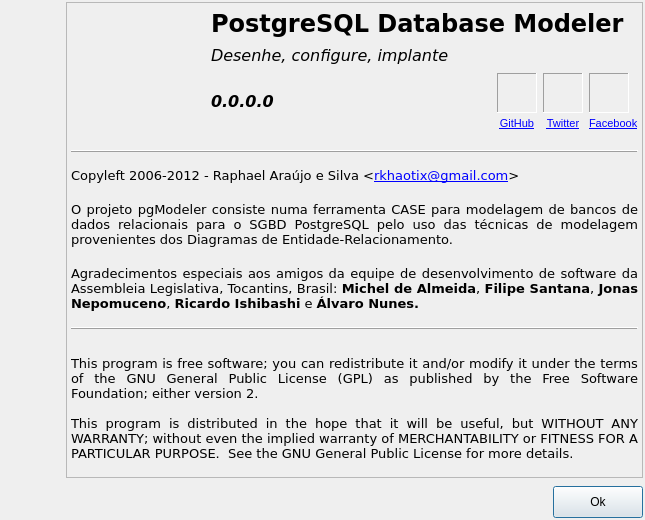
First picture: the form in libpgmodeler_ui/ui/formsobre.ui, repository pgmodeler/pgmodeler, before the edit.
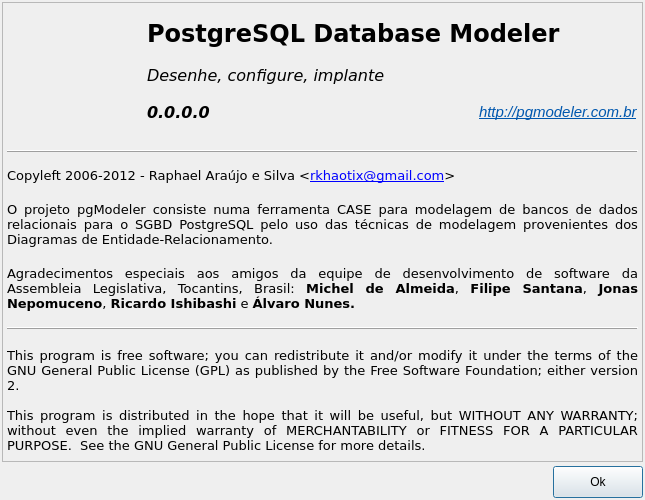
Second picture: the form after the edit. Icons and pictures are not drawn.

The edit to the form file:
```diff
--- a/libpgmodeler_ui/ui/formsobre.ui
+++ b/libpgmodeler_ui/ui/formsobre.ui
@@ -10,7 +10,7 @@
     <x>0</x>
     <y>0</y>
     <width>645</width>
-    <height>520</height>
+    <height>500</height>
    </rect>
   </property>
   <property name="sizePolicy">
@@ -22,13 +22,13 @@
   <property name="minimumSize">
    <size>
     <width>645</width>
-    <height>520</height>
+    <height>500</height>
    </size>
   </property>
   <property name="maximumSize">
    <size>
     <width>645</width>
-    <height>520</height>
+    <height>500</height>
    </size>
   </property>
   <property name="windowTitle">
@@ -45,104 +45,7 @@
    <property name="spacing">
     <number>4</number>
    </property>
-   <item row="0" column="0" rowspan="3">
-    <widget class="QWidget" name="imgmeio_wgt" native="true">
-     <property name="minimumSize">
-      <size>
-       <width>48</width>
-       <height>0</height>
-      </size>
-     </property>
-     <property name="maximumSize">
-      <size>
-       <width>60</width>
-       <height>16777215</height>
-      </size>
-     </property>
-     <property name="styleSheet">
-      <string notr="true">background-image: url(:/imagens/imagens/barra_logo_meio_cinza.png); background-repeat: repeat-y;
-border: 1px #ff00ff solid;</string>
-     </property>
-     <layout class="QVBoxLayout" name="verticalLayout">
-      <property name="spacing">
-       <number>0</number>
-      </property>
-      <property name="margin">
-       <number>0</number>
-      </property>
-      <item>
-       <widget class="QLabel" name="label_2">
-        <property name="sizePolicy">
-         <sizepolicy hsizetype="Fixed" vsizetype="Fixed">
-          <horstretch>0</horstretch>
-          <verstretch>0</verstretch>
-         </sizepolicy>
-        </property>
-        <property name="minimumSize">
-         <size>
-          <width>60</width>
-          <height>82</height>
-         </size>
-        </property>
-        <property name="maximumSize">
-         <size>
-          <width>60</width>
-          <height>82</height>
-         </size>
-        </property>
-        <property name="text">
-         <string/>
-        </property>
-        <property name="pixmap">
-         <pixmap resource="../res/resources.qrc">:/imagens/imagens/barra_logo_topo.png</pixmap>
-        </property>
-       </widget>
-      </item>
-      <item>
-       <spacer name="verticalSpacer">
-        <property name="orientation">
-         <enum>Qt::Vertical</enum>
-        </property>
-        <property name="sizeHint" stdset="0">
-         <size>
-          <width>20</width>
-          <height>362</height>
-         </size>
-        </property>
-       </spacer>
-      </item>
-      <item>
-       <widget class="QLabel" name="label_3">
-        <property name="sizePolicy">
-         <sizepolicy hsizetype="Fixed" vsizetype="Fixed">
-          <horstretch>0</horstretch>
-          <verstretch>0</verstretch>
-         </sizepolicy>
-        </property>
-        <property name="minimumSize">
-         <size>
-          <width>60</width>
-          <height>119</height>
-         </size>
-        </property>
-        <property name="maximumSize">
-         <size>
-          <width>60</width>
-          <height>119</height>
-         </size>
-        </property>
-        <property name="text">
-         <string/>
-        </property>
-        <property name="pixmap">
-         <pixmap resource="../res/resources.qrc">:/imagens/imagens/barra_logo_base.png</pixmap>
-        </property>
-       </widget>
-      </item>
-     </layout>
-    </widget>
-   </item>
-   <item row="2" column="1">
+   <item row="1" column="0">
     <layout class="QHBoxLayout" name="horizontalLayout">
      <item>
       <spacer>
@@ -185,7 +88,7 @@
      </item>
     </layout>
    </item>
-   <item row="0" column="1">
+   <item row="0" column="0">
     <widget class="QFrame" name="frame">
      <property name="sizePolicy">
       <sizepolicy hsizetype="Expanding" vsizetype="Expanding">
@@ -329,288 +232,17 @@
          </widget>
         </item>
         <item row="2" column="1">
-         <layout class="QHBoxLayout" name="horizontalLayout_2">
-          <item>
-           <layout class="QGridLayout" name="gridLayout">
-            <property name="horizontalSpacing">
-             <number>6</number>
-            </property>
-            <property name="verticalSpacing">
-             <number>4</number>
-            </property>
-            <item row="0" column="1">
-             <widget class="QLabel" name="facebook_lbl_2">
-              <property name="sizePolicy">
-               <sizepolicy hsizetype="Fixed" vsizetype="Fixed">
-                <horstretch>0</horstretch>
-                <verstretch>0</verstretch>
-               </sizepolicy>
-              </property>
-              <property name="minimumSize">
-               <size>
-                <width>40</width>
-                <height>40</height>
-               </size>
-              </property>
-              <property name="maximumSize">
-               <size>
-                <width>40</width>
-                <height>40</height>
-               </size>
-              </property>
-              <property name="toolTip">
-               <string>http://pgmodeler.github.com/pgmodeler/</string>
-              </property>
-              <property name="styleSheet">
-               <string notr="true"/>
-              </property>
-              <property name="frameShape">
-               <enum>QFrame::Panel</enum>
-              </property>
-              <property name="frameShadow">
-               <enum>QFrame::Sunken</enum>
-              </property>
-              <property name="text">
-               <string/>
-              </property>
-              <property name="pixmap">
-               <pixmap resource="../res/resources.qrc">:/imagens/imagens/github.png</pixmap>
-              </property>
-              <property name="scaledContents">
-               <bool>false</bool>
-              </property>
-              <property name="alignment">
-               <set>Qt::AlignCenter</set>
-              </property>
-              <property name="indent">
-               <number>-1</number>
-              </property>
-             </widget>
-            </item>
-            <item row="0" column="2">
-             <widget class="QLabel" name="twitter_lbl">
-              <property name="sizePolicy">
-               <sizepolicy hsizetype="Fixed" vsizetype="Fixed">
-                <horstretch>0</horstretch>
-                <verstretch>0</verstretch>
-               </sizepolicy>
-              </property>
-              <property name="minimumSize">
-               <size>
-                <width>40</width>
-                <height>40</height>
-               </size>
-              </property>
-              <property name="maximumSize">
-               <size>
-                <width>40</width>
-                <height>40</height>
-               </size>
-              </property>
-              <property name="toolTip">
-               <string>http://twitter.com/pgmodeler</string>
-              </property>
-              <property name="styleSheet">
-               <string notr="true"/>
-              </property>
-              <property name="frameShape">
-               <enum>QFrame::Panel</enum>
-              </property>
-              <property name="frameShadow">
-               <enum>QFrame::Sunken</enum>
-              </property>
-              <property name="text">
-               <string/>
-              </property>
-              <property name="pixmap">
-               <pixmap resource="../res/resources.qrc">:/imagens/imagens/twitter.png</pixmap>
-              </property>
-              <property name="scaledContents">
-               <bool>false</bool>
-              </property>
-              <property name="alignment">
-               <set>Qt::AlignCenter</set>
-              </property>
-             </widget>
-            </item>
-            <item row="0" column="3">
-             <widget class="QLabel" name="facebook_lbl">
-              <property name="sizePolicy">
-               <sizepolicy hsizetype="Fixed" vsizetype="Fixed">
-                <horstretch>0</horstretch>
-                <verstretch>0</verstretch>
-               </sizepolicy>
-              </property>
-              <property name="minimumSize">
-               <size>
-                <width>40</width>
-                <height>40</height>
-               </size>
-              </property>
-              <property name="maximumSize">
-               <size>
-                <width>40</width>
-                <height>40</height>
-               </size>
-              </property>
-              <property name="toolTip">
-               <string>http://facebook.com/pgmodeler</string>
-              </property>
-              <property name="styleSheet">
-               <string notr="true"/>
-              </property>
-              <property name="frameShape">
-               <enum>QFrame::Panel</enum>
-              </property>
-              <property name="frameShadow">
-               <enum>QFrame::Sunken</enum>
-              </property>
-              <property name="text">
-               <string/>
-              </property>
-              <property name="pixmap">
-               <pixmap resource="../res/resources.qrc">:/imagens/imagens/facebook.png</pixmap>
-              </property>
-              <property name="scaledContents">
-               <bool>false</bool>
-              </property>
-              <property name="alignment">
-               <set>Qt::AlignCenter</set>
-              </property>
-             </widget>
-            </item>
-            <item row="1" column="1">
-             <widget class="QLabel" name="label_10">
-              <property name="sizePolicy">
-               <sizepolicy hsizetype="Preferred" vsizetype="Preferred">
-                <horstretch>0</horstretch>
-                <verstretch>0</verstretch>
-               </sizepolicy>
-              </property>
-              <property name="minimumSize">
-               <size>
-                <width>0</width>
-                <height>0</height>
-               </size>
-              </property>
-              <property name="maximumSize">
-               <size>
-                <width>16777215</width>
-                <height>16777215</height>
-               </size>
-              </property>
-              <property name="font">
-               <font>
-                <pointsize>8</pointsize>
-               </font>
-              </property>
-              <property name="text">
-               <string>&lt;!DOCTYPE HTML PUBLIC &quot;-//W3C//DTD HTML 4.0//EN&quot; &quot;http://www.w3.org/TR/REC-html40/strict.dtd&quot;&gt;
-&lt;html&gt;&lt;head&gt;&lt;meta name=&quot;qrichtext&quot; content=&quot;1&quot; /&gt;&lt;style type=&quot;text/css&quot;&gt;
-p, li { white-space: pre-wrap; }
-&lt;/style&gt;&lt;/head&gt;&lt;body style=&quot; font-family:'Tahoma'; font-size:8pt; font-weight:400; font-style:normal;&quot;&gt;
-&lt;p style=&quot; margin-top:0px; margin-bottom:0px; margin-left:0px; margin-right:0px; -qt-block-indent:0; text-indent:0px;&quot;&gt;&lt;a href=&quot;http://pgmodeler.github.com/pgmodeler/&quot;&gt;&lt;span style=&quot; text-decoration: underline; color:#0000ff;&quot;&gt;GitHub&lt;/span&gt;&lt;/a&gt;&lt;/p&gt;&lt;/body&gt;&lt;/html&gt;</string>
-              </property>
-              <property name="alignment">
-               <set>Qt::AlignCenter</set>
-              </property>
-              <property name="openExternalLinks">
-               <bool>true</bool>
-              </property>
-              <property name="textInteractionFlags">
-               <set>Qt::LinksAccessibleByMouse</set>
-              </property>
-             </widget>
-            </item>
-            <item row="1" column="2">
-             <widget class="QLabel" name="label_6">
-              <property name="sizePolicy">
-               <sizepolicy hsizetype="Preferred" vsizetype="Preferred">
-                <horstretch>0</horstretch>
-                <verstretch>0</verstretch>
-               </sizepolicy>
-              </property>
-              <property name="minimumSize">
-               <size>
-                <width>0</width>
-                <height>0</height>
-               </size>
-              </property>
-              <property name="maximumSize">
-               <size>
-                <width>16777215</width>
-                <height>16777215</height>
-               </size>
-              </property>
-              <property name="font">
-               <font>
-                <pointsize>8</pointsize>
-               </font>
-              </property>
-              <property name="text">
-               <string>&lt;!DOCTYPE HTML PUBLIC &quot;-//W3C//DTD HTML 4.0//EN&quot; &quot;http://www.w3.org/TR/REC-html40/strict.dtd&quot;&gt;
-&lt;html&gt;&lt;head&gt;&lt;meta name=&quot;qrichtext&quot; content=&quot;1&quot; /&gt;&lt;style type=&quot;text/css&quot;&gt;
-p, li { white-space: pre-wrap; }
-&lt;/style&gt;&lt;/head&gt;&lt;body style=&quot; font-family:'Tahoma'; font-size:8pt; font-weight:400; font-style:normal;&quot;&gt;
-&lt;p style=&quot; margin-top:0px; margin-bottom:0px; margin-left:0px; margin-right:0px; -qt-block-indent:0; text-indent:0px;&quot;&gt;&lt;a href=&quot;http://twitter.com/pgmodeler&quot;&gt;&lt;span style=&quot; text-decoration: underline; color:#0000ff;&quot;&gt;Twitter&lt;/span&gt;&lt;/a&gt;&lt;/p&gt;&lt;/body&gt;&lt;/html&gt;</string>
-              </property>
-              <property name="alignment">
-               <set>Qt::AlignCenter</set>
-              </property>
-              <property name="openExternalLinks">
-               <bool>true</bool>
-              </property>
-              <property name="textInteractionFlags">
-               <set>Qt::LinksAccessibleByMouse</set>
-              </property>
-             </widget>
-            </item>
-            <item row="1" column="3">
-             <widget class="QLabel" name="label_7">
-              <property name="sizePolicy">
-               <sizepolicy hsizetype="Preferred" vsizetype="Preferred">
-                <horstretch>0</horstretch>
-                <verstretch>0</verstretch>
-               </sizepolicy>
-              </property>
-              <property name="minimumSize">
-               <size>
-                <width>0</width>
-                <height>0</height>
-               </size>
-              </property>
-              <property name="maximumSize">
-               <size>
-                <width>16777215</width>
-                <height>16777215</height>
-               </size>
-              </property>
-              <property name="font">
-               <font>
-                <pointsize>8</pointsize>
-               </font>
-              </property>
-              <property name="text">
-               <string>&lt;!DOCTYPE HTML PUBLIC &quot;-//W3C//DTD HTML 4.0//EN&quot; &quot;http://www.w3.org/TR/REC-html40/strict.dtd&quot;&gt;
-&lt;html&gt;&lt;head&gt;&lt;meta name=&quot;qrichtext&quot; content=&quot;1&quot; /&gt;&lt;style type=&quot;text/css&quot;&gt;
-p, li { white-space: pre-wrap; }
-&lt;/style&gt;&lt;/head&gt;&lt;body style=&quot; font-family:'Tahoma'; font-size:8pt; font-weight:400; font-style:normal;&quot;&gt;
-&lt;p style=&quot; margin-top:0px; margin-bottom:0px; margin-left:0px; margin-right:0px; -qt-block-indent:0; text-indent:0px;&quot;&gt;&lt;a href=&quot;http://facebook.com/pgmodeler&quot;&gt;&lt;span style=&quot; text-decoration: underline; color:#0000ff;&quot;&gt;Facebook&lt;/span&gt;&lt;/a&gt;&lt;/p&gt;&lt;/body&gt;&lt;/html&gt;</string>
-              </property>
-              <property name="alignment">
-               <set>Qt::AlignLeading|Qt::AlignLeft|Qt::AlignVCenter</set>
-              </property>
-              <property name="openExternalLinks">
-               <bool>true</bool>
-              </property>
-              <property name="textInteractionFlags">
-               <set>Qt::LinksAccessibleByMouse</set>
-              </property>
-             </widget>
-            </item>
-           </layout>
-          </item>
-         </layout>
+         <widget class="QLabel" name="label_2">
+          <property name="text">
+           <string>&lt;html&gt;&lt;head/&gt;&lt;body&gt;&lt;p&gt;&lt;a href=&quot;http://pgmodeler.com.br&quot;&gt;&lt;span style=&quot; font-size:11pt; font-style:italic; text-decoration: underline; color:#0057ae;&quot;&gt;http://pgmodeler.com.br&lt;/span&gt;&lt;/a&gt;&lt;/p&gt;&lt;/body&gt;&lt;/html&gt;</string>
+          </property>
+          <property name="textFormat">
+           <enum>Qt::RichText</enum>
+          </property>
+          <property name="openExternalLinks">
+           <bool>true</bool>
+          </property>
+         </widget>
         </item>
        </layout>
       </item>
```
Left out of the diff: 2 changed lines with no effect on the pictures.
